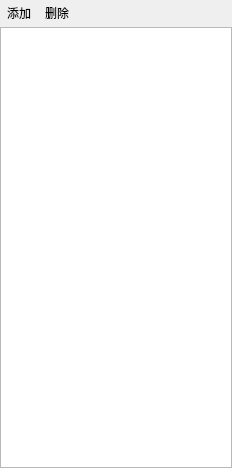
The window that ui/ui_wgtBuilding.ui (Mr-WangJin/dms) describes before a commit, drawn with Qt 5.
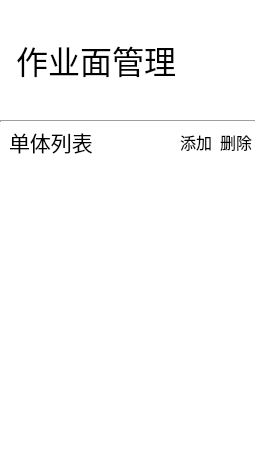
The same window after the commit.

Diff of the .ui file:
```diff
--- a/ui/ui_wgtBuilding.ui
+++ b/ui/ui_wgtBuilding.ui
@@ -6,16 +6,22 @@
    <rect>
     <x>0</x>
     <y>0</y>
-    <width>232</width>
+    <width>256</width>
     <height>468</height>
    </rect>
   </property>
+  <property name="sizePolicy">
+   <sizepolicy hsizetype="Fixed" vsizetype="Preferred">
+    <horstretch>32</horstretch>
+    <verstretch>0</verstretch>
+   </sizepolicy>
+  </property>
   <property name="windowTitle">
    <string>Form</string>
   </property>
   <layout class="QVBoxLayout" name="verticalLayout">
    <property name="spacing">
-    <number>2</number>
+    <number>0</number>
    </property>
    <property name="leftMargin">
     <number>0</number>
@@ -30,12 +36,148 @@
     <number>0</number>
    </property>
    <item>
+    <widget class="QWidget" name="AppTitleWdg" native="true">
+     <property name="sizePolicy">
+      <sizepolicy hsizetype="Preferred" vsizetype="Fixed">
+       <horstretch>0</horstretch>
+       <verstretch>0</verstretch>
+      </sizepolicy>
+     </property>
+     <property name="minimumSize">
+      <size>
+       <width>0</width>
+       <height>120</height>
+      </size>
+     </property>
+     <property name="maximumSize">
+      <size>
+       <width>16777215</width>
+       <height>120</height>
+      </size>
+     </property>
+     <property name="styleSheet">
+      <string notr="true">background-color:#ffffff;
+border:0px;</string>
+     </property>
     <layout class="QHBoxLayout" name="horizontalLayout">
+      <property name="leftMargin">
+       <number>16</number>
+      </property>
+      <property name="topMargin">
+       <number>0</number>
+      </property>
+      <property name="rightMargin">
+       <number>0</number>
+      </property>
+      <property name="bottomMargin">
+       <number>0</number>
+      </property>
+      <item>
+       <widget class="QLabel" name="AppName">
+        <property name="font">
+         <font>
+          <pointsize>24</pointsize>
+         </font>
+        </property>
+        <property name="text">
+         <string>作业面管理</string>
+        </property>
+       </widget>
+      </item>
+     </layout>
+    </widget>
+   </item>
+   <item>
+    <widget class="Line" name="line">
+     <property name="minimumSize">
+      <size>
+       <width>0</width>
+       <height>2</height>
+      </size>
+     </property>
+     <property name="maximumSize">
+      <size>
+       <width>16777215</width>
+       <height>2</height>
+      </size>
+     </property>
+     <property name="sizeIncrement">
+      <size>
+       <width>0</width>
+       <height>0</height>
+      </size>
+     </property>
+     <property name="lineWidth">
+      <number>2</number>
+     </property>
+     <property name="orientation">
+      <enum>Qt::Horizontal</enum>
+     </property>
+    </widget>
+   </item>
+   <item>
+    <widget class="QWidget" name="bannerBarWdg" native="true">
+     <property name="styleSheet">
+      <string notr="true">background-color:#ffffff;
+border:0px;</string>
+     </property>
+     <layout class="QHBoxLayout" name="topBannerLayout">
      <property name="spacing">
       <number>0</number>
      </property>
+      <property name="topMargin">
+       <number>0</number>
+      </property>
+      <property name="rightMargin">
+       <number>0</number>
+      </property>
+      <property name="bottomMargin">
+       <number>0</number>
+      </property>
+      <item>
+       <widget class="QLabel" name="BuildingLable">
+        <property name="font">
+         <font>
+          <pointsize>16</pointsize>
+         </font>
+        </property>
+        <property name="text">
+         <string>单体列表</string>
+        </property>
+       </widget>
+      </item>
+      <item>
+       <spacer name="horizontalSpacer">
+        <property name="orientation">
+         <enum>Qt::Horizontal</enum>
+        </property>
+        <property name="sizeHint" stdset="0">
+         <size>
+          <width>97</width>
+          <height>40</height>
+         </size>
+        </property>
+       </spacer>
+      </item>
      <item>
       <widget class="QToolButton" name="toolBtnAdd">
+        <property name="minimumSize">
+         <size>
+          <width>40</width>
+          <height>40</height>
+         </size>
+        </property>
+        <property name="maximumSize">
+         <size>
+          <width>40</width>
+          <height>40</height>
+         </size>
+        </property>
+        <property name="font">
+         <font>
+          <pointsize>12</pointsize>
+         </font>
+        </property>
        <property name="text">
         <string>添加</string>
        </property>
@@ -55,6 +197,29 @@
      </item>
      <item>
       <widget class="QToolButton" name="toolBtnDelete">
+        <property name="minimumSize">
+         <size>
+          <width>40</width>
+          <height>40</height>
+         </size>
+        </property>
+        <property name="maximumSize">
+         <size>
+          <width>40</width>
+          <height>40</height>
+         </size>
+        </property>
+        <property name="sizeIncrement">
+         <size>
+          <width>0</width>
+          <height>40</height>
+         </size>
+        </property>
+        <property name="font">
+         <font>
+          <pointsize>12</pointsize>
+         </font>
+        </property>
        <property name="text">
         <string>删除</string>
        </property>
@@ -72,23 +237,19 @@
        </property>
       </widget>
      </item>
-     <item>
-      <spacer name="horizontalSpacer">
-       <property name="orientation">
-        <enum>Qt::Horizontal</enum>
-       </property>
-       <property name="sizeHint" stdset="0">
-        <size>
-         <width>40</width>
-         <height>20</height>
-        </size>
-       </property>
-      </spacer>
-     </item>
-    </layout>
+     </layout>
+    </widget>
    </item>
    <item>
     <widget class="QTreeWidget" name="treeWidget">
+     <property name="font">
+      <font>
+       <pointsize>14</pointsize>
+      </font>
+     </property>
+     <property name="styleSheet">
+      <string notr="true">border:0px;</string>
+     </property>
      <property name="autoScroll">
       <bool>true</bool>
      </property>
```
Left out of the diff: 3 changed lines with no effect on the pictures. Lines whose indentation alone changed are shown as unchanged.
